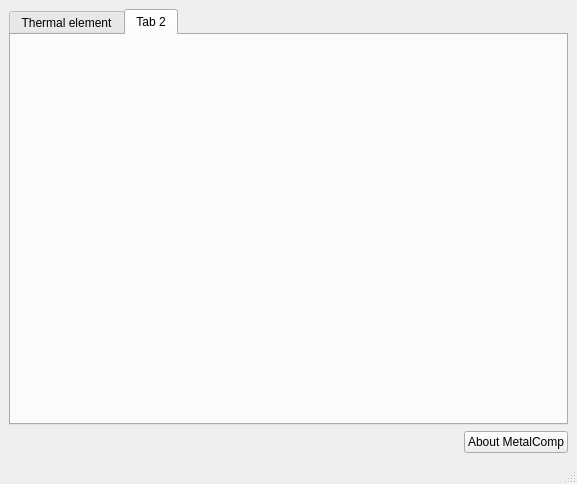
Old version of the form mainwindow.ui in the repository LubosD/metalcomp.
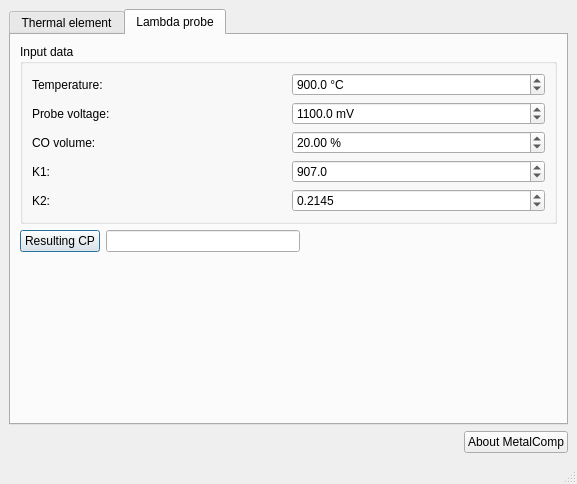
New version of the form. The open tabs and pages were chosen to show the change.

Commit message: Added Lambda Probe support

Patch:
```diff
--- a/mainwindow.ui
+++ b/mainwindow.ui
@@ -94,13 +94,6 @@
              </property>
             </widget>
            </item>
-           <item row="0" column="2" >
-            <widget class="QLabel" name="label_2" >
-             <property name="text" >
-              <string>mV</string>
-             </property>
-            </widget>
-           </item>
            <item row="1" column="0" >
             <widget class="QLabel" name="label_3" >
              <property name="text" >
@@ -121,13 +114,6 @@
              </property>
             </widget>
            </item>
-           <item row="1" column="2" >
-            <widget class="QLabel" name="label_4" >
-             <property name="text" >
-              <string>°C</string>
-             </property>
-            </widget>
-           </item>
           </layout>
          </widget>
         </item>
@@ -201,8 +187,190 @@
       </widget>
       <widget class="QWidget" name="tab_2" >
        <attribute name="title" >
-        <string>Tab 2</string>
+        <string>Lambda probe</string>
        </attribute>
+       <layout class="QGridLayout" >
+        <item row="0" column="0" colspan="3" >
+         <widget class="QGroupBox" name="groupBox_3" >
+          <property name="title" >
+           <string>Input data</string>
+          </property>
+          <layout class="QGridLayout" >
+           <item row="0" column="0" >
+            <widget class="QLabel" name="label_5" >
+             <property name="text" >
+              <string>Temperature:</string>
+             </property>
+            </widget>
+           </item>
+           <item row="0" column="1" >
+            <widget class="QDoubleSpinBox" name="doubleTemperature" >
+             <property name="suffix" >
+              <string> °C</string>
+             </property>
+             <property name="decimals" >
+              <number>1</number>
+             </property>
+             <property name="maximum" >
+              <double>2000.000000000000000</double>
+             </property>
+             <property name="singleStep" >
+              <double>1.000000000000000</double>
+             </property>
+             <property name="value" >
+              <double>900.000000000000000</double>
+             </property>
+            </widget>
+           </item>
+           <item row="1" column="0" >
+            <widget class="QLabel" name="label_8" >
+             <property name="text" >
+              <string>Probe voltage:</string>
+             </property>
+            </widget>
+           </item>
+           <item row="1" column="1" >
+            <widget class="QDoubleSpinBox" name="doubleProbeVoltage" >
+             <property name="suffix" >
+              <string> mV</string>
+             </property>
+             <property name="decimals" >
+              <number>1</number>
+             </property>
+             <property name="maximum" >
+              <double>2000.000000000000000</double>
+             </property>
+             <property name="value" >
+              <double>1100.000000000000000</double>
+             </property>
+            </widget>
+           </item>
+           <item row="2" column="0" >
+            <widget class="QLabel" name="label_10" >
+             <property name="text" >
+              <string>CO volume:</string>
+             </property>
+            </widget>
+           </item>
+           <item row="2" column="1" >
+            <widget class="QDoubleSpinBox" name="doubleCOVolume" >
+             <property name="suffix" >
+              <string> %</string>
+             </property>
+             <property name="maximum" >
+              <double>100.000000000000000</double>
+             </property>
+             <property name="value" >
+              <double>20.000000000000000</double>
+             </property>
+            </widget>
+           </item>
+           <item row="3" column="0" >
+            <widget class="QLabel" name="label_2" >
+             <property name="text" >
+              <string>K1:</string>
+             </property>
+            </widget>
+           </item>
+           <item row="3" column="1" >
+            <widget class="QDoubleSpinBox" name="doubleK1" >
+             <property name="decimals" >
+              <number>1</number>
+             </property>
+             <property name="maximum" >
+              <double>100000.000000000000000</double>
+             </property>
+             <property name="value" >
+              <double>907.000000000000000</double>
+             </property>
+            </widget>
+           </item>
+           <item row="4" column="0" >
+            <widget class="QLabel" name="label_4" >
+             <property name="text" >
+              <string>K2:</string>
+             </property>
+            </widget>
+           </item>
+           <item row="4" column="1" >
+            <widget class="QDoubleSpinBox" name="doubleK2" >
+             <property name="decimals" >
+              <number>4</number>
+             </property>
+             <property name="maximum" >
+              <double>100000.000000000000000</double>
+             </property>
+             <property name="singleStep" >
+              <double>0.001000000000000</double>
+             </property>
+             <property name="value" >
+              <double>0.214500000000000</double>
+             </property>
+            </widget>
+           </item>
+          </layout>
+         </widget>
+        </item>
+        <item row="1" column="0" >
+         <widget class="QPushButton" name="pushLambdaProbeCompute" >
+          <property name="text" >
+           <string>Resulting CP</string>
+          </property>
+          <property name="autoDefault" >
+           <bool>true</bool>
+          </property>
+          <property name="default" >
+           <bool>true</bool>
+          </property>
+         </widget>
+        </item>
+        <item row="1" column="1" >
+         <widget class="QLineEdit" name="lineLambdaProbeResult" >
+          <property name="readOnly" >
+           <bool>true</bool>
+          </property>
+         </widget>
+        </item>
+        <item row="1" column="2" >
+         <spacer>
+          <property name="orientation" >
+           <enum>Qt::Horizontal</enum>
+          </property>
+          <property name="sizeHint" >
+           <size>
+            <width>251</width>
+            <height>20</height>
+           </size>
+          </property>
+         </spacer>
+        </item>
+        <item row="2" column="0" >
+         <spacer>
+          <property name="orientation" >
+           <enum>Qt::Vertical</enum>
+          </property>
+          <property name="sizeHint" >
+           <size>
+            <width>20</width>
+            <height>40</height>
+           </size>
+          </property>
+         </spacer>
+        </item>
+        <item row="2" column="2" >
+         <spacer>
+          <property name="orientation" >
+           <enum>Qt::Vertical</enum>
+          </property>
+          <property name="sizeHint" >
+           <size>
+            <width>20</width>
+            <height>40</height>
+           </size>
+          </property>
+         </spacer>
+        </item>
+       </layout>
       </widget>
      </widget>
     </item>
```
Left out of the diff: 104 changed lines with no effect on the pictures. The commit also changes 4 other files.
